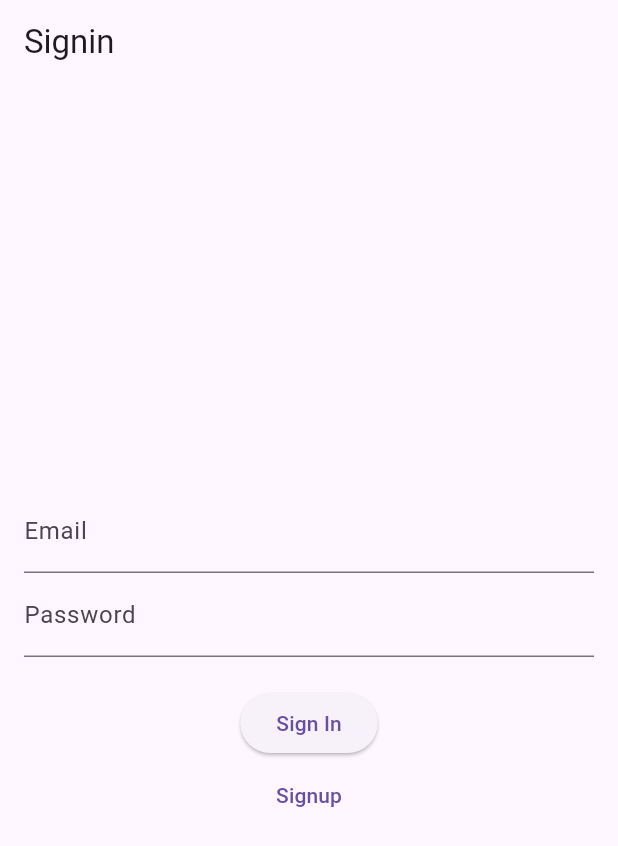
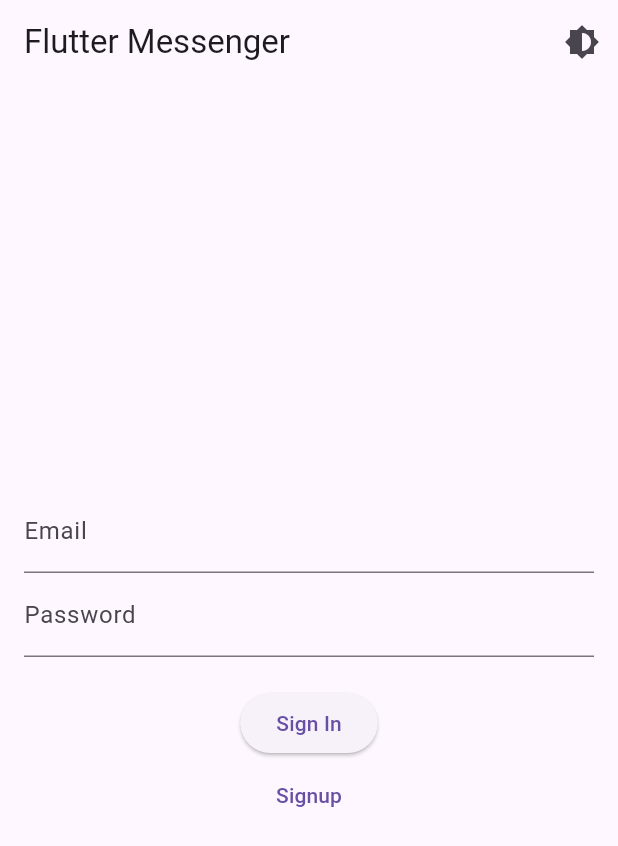
Before and after one commit to caipira113/flutter_firebase, a Flutter app: the screen it shows after launch, on a phone screen of 412 x 824 dp. Shown: the top 846 px of the screen. Run offline on Flutter 3.47's test engine with Material 3 defaults, Android fonts, the phone set to English and light mode, and no system bars; our stand-ins replace cloud_firestore, firebase_auth, firebase_core; accounts and stored records are empty; generated files the repository leaves out were written again.

Commit message:
Dark Mode

```diff
--- a/lib/main.dart
+++ b/lib/main.dart
@@ -1,10 +1,11 @@
+import 'package:firebase_auth/firebase_auth.dart';
 import 'package:firebase_core/firebase_core.dart';
 import 'package:flutter/material.dart';
 import 'package:flutter_firebase/providers/auth.dart';
+import 'package:flutter_firebase/providers/theme.dart';
 import 'package:flutter_firebase/screens/chat.dart';
 import 'package:flutter_firebase/screens/signin.dart';
 import 'package:provider/provider.dart';
-
 import 'firebase_options.dart';
 
 void main() async {
@@ -21,17 +22,45 @@ class MyApp extends StatelessWidget {
     return MultiProvider(
       providers: [
         ChangeNotifierProvider(create: (_) => CustomAuthProvider()),
+        ChangeNotifierProvider(create: (_) => ThemeProvider()),
       ],
-      child: MaterialApp(
+      child: Consumer<ThemeProvider>(
+        builder: (context, themeProvider, _) {
+          return MaterialApp(
             title: 'Flutter Messenger',
             theme: ThemeData(
               primarySwatch: Colors.blue,
             ),
+            darkTheme: ThemeData.dark(),
+            themeMode: themeProvider.themeMode,
             home: Consumer<CustomAuthProvider>(
               builder: (context, authProvider, _) {
-            return authProvider.user == null ? Signin() : Chat();
+                return Scaffold(
+                  appBar: AppBar(
+                    title: const Text('Flutter Messenger'),
+                    actions: [
+                      IconButton(
+                        icon: Icon(Icons.brightness_6),
+                        onPressed: () {
+                          final isDarkMode = themeProvider.themeMode == ThemeMode.dark;
+                          themeProvider.toggleTheme(!isDarkMode);
                         },
                       ),
+                      if (FirebaseAuth.instance.currentUser != null) // Check if the user is logged in
+                        IconButton(
+                          icon: const Icon(Icons.logout),
+                          onPressed: () async {
+                            await FirebaseAuth.instance.signOut();
+                          },
+                        ),
+                    ],
+                  ),
+                  body: authProvider.user == null ? Signin() : Chat(),
+                );
+              },
+            ),
+          );
+        },
       ),
     );
   }
--- /dev/null
+++ b/lib/providers/theme.dart
@@ -0,0 +1,17 @@
+import 'package:flutter/material.dart';
+
+class ThemeProvider extends ChangeNotifier {
+  ThemeMode _themeMode = ThemeMode.system;
+
+  ThemeMode get themeMode => _themeMode;
+
+  void toggleTheme(bool isDarkMode) {
+    _themeMode = isDarkMode ? ThemeMode.dark : ThemeMode.light;
+    notifyListeners();
+  }
+
+  void setSystemMode() {
+    _themeMode = ThemeMode.system;
+    notifyListeners();
+  }
+}
--- a/lib/screens/signin.dart
+++ b/lib/screens/signin.dart
@@ -12,9 +12,6 @@ class Signin extends StatelessWidget {
     final authProvider = Provider.of<CustomAuthProvider>(context);
 
     return Scaffold(
-      appBar: AppBar(
-        title: const Text("Signin"),
-      ),
       body: Padding(
         padding: const EdgeInsets.all(16.0),
         child: Column(
--- a/pubspec.yaml
+++ b/pubspec.yaml
@@ -34,6 +34,8 @@ dependencies:
   firebase_auth:
   cloud_firestore:
   provider:
+  intl:
+  shared_preferences:
 
   # The following adds the Cupertino Icons font to your application.
   # Use with the CupertinoIcons class for iOS style icons.
```
Also changed, not shown: lib/screens/chat.dart (+72 -25 lines), pubspec.lock. Lines whose indentation alone changed are shown as unchanged.
